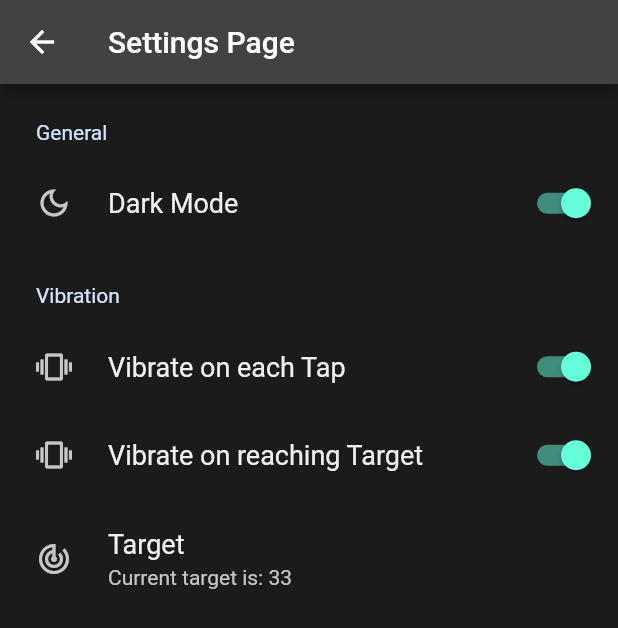
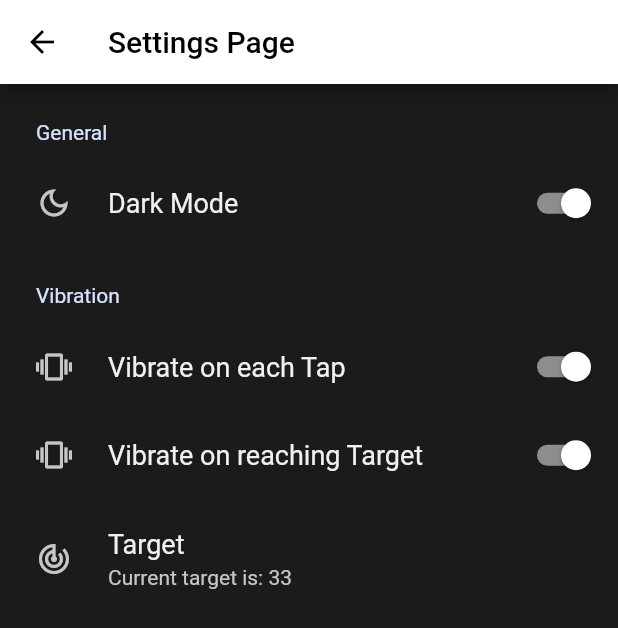
Before and after one commit to othman98shawgan/dhikr-counter, a Flutter app: the screen it shows after launch, after a tap on the "settings" icon, on a phone screen of 412 x 824 dp. Shown: the top 628 px of the screen. Run offline on Flutter 3.47's test engine with Material 2 defaults, Android fonts, the phone set to English and light mode, and no system bars; drawn by our look-alikes of settings_ui; our stand-ins replace shared_preferences; missing offline and left inert: flutter_vibrate.

Commit message:
update themes

```diff
--- a/lib/resources/colors.dart
+++ b/lib/resources/colors.dart
@@ -5,3 +5,5 @@
 const Color screenColor = Colors.white;
 const MaterialColor darkThemeSwatch = Colors.teal;
 const MaterialColor lightThemeSwatch = Colors.blueGrey;
+const Color counterDarkColor = Colors.black54;
+const Color counterLightColor = Colors.black54;
--- a/lib/services/theme_service.dart
+++ b/lib/services/theme_service.dart
@@ -11,20 +11,20 @@
     brightness: Brightness.dark,
     // backgroundColor: const Color(0xFF212121),
     // dividerColor: Colors.black12,
-    // focusColor: darkThemeSwatch,
-    // colorScheme: ColorScheme.fromSwatch(primarySwatch: darkThemeSwatch).copyWith(
-    //   secondary: Colors.white,
-    //   brightness: Brightness.dark,
-    // ),
+    focusColor: darkThemeSwatch,
+    colorScheme: ColorScheme.fromSwatch(primarySwatch: darkThemeSwatch).copyWith(
+      secondary: Colors.white,
+      brightness: Brightness.dark,
+    ),
   );
 
   final lightTheme = ThemeData(
     appBarTheme: const AppBarTheme(backgroundColor: appBarColor, foregroundColor: Colors.white),
     primaryColor: Colors.white,
     brightness: Brightness.light,
-    scaffoldBackgroundColor: backgroudColor,
-    dialogBackgroundColor: backgroudColor,
-    dividerColor: Colors.white54,
+    // scaffoldBackgroundColor: backgroudColor,
+    // dialogBackgroundColor: backgroudColor,
+    dividerColor: Colors.white,
     focusColor: lightThemeSwatch,
     colorScheme: ColorScheme.fromSwatch(primarySwatch: lightThemeSwatch).copyWith(
       secondary: Colors.black,
--- a/lib/ui/home.dart
+++ b/lib/ui/home.dart
@@ -1,3 +1,4 @@
+import 'package:dhikr_counter/services/theme_service.dart';
 import 'package:flutter/material.dart';
 import 'package:flutter/services.dart';
 import 'package:flutter_vibrate/flutter_vibrate.dart';
@@ -42,8 +43,8 @@
 
   @override
   Widget build(BuildContext context) {
-    return Consumer<DikhrNotifier>(
-      builder: (context, dikhr, _) => Scaffold(
+    return Consumer2<DikhrNotifier, ThemeNotifier>(
+      builder: (context, dikhr, theme, _) => Scaffold(
         appBar: AppBar(
           title: const Text('Counter'),
           actions: [
@@ -71,15 +72,15 @@
           }),
           child: Center(
             child: SizedBox(
-              height: MediaQuery.of(context).size.width * 0.6,
-              width: MediaQuery.of(context).size.width * 0.95,
+              height: MediaQuery.of(context).size.width * 0.5,
+              width: MediaQuery.of(context).size.width * 0.85,
               child: Container(
-                decoration: const BoxDecoration(
-                  borderRadius: BorderRadius.all(Radius.circular(50.0)),
-                  color: Colors.black54,
+                decoration:  BoxDecoration(
+                  borderRadius: const BorderRadius.all(Radius.circular(50.0)),
+                  color: theme.getTheme() == theme.darkTheme? Colors.black54:Color.fromARGB(120, 96, 125, 139),
                 ),
                 child: Center(
-                  child: Text('$_counter', style: Theme.of(context).textTheme.headline1),
+                  child: Text(_counter.toString().padLeft(4, '0'), style: Theme.of(context).textTheme.headline1),
                 ),
               ),
             ),
--- a/lib/ui/settings_page.dart
+++ b/lib/ui/settings_page.dart
@@ -25,7 +25,6 @@
             title: Text(widget.title),
           ),
           body: SettingsList(
-            lightTheme: const SettingsThemeData(settingsListBackground: backgroudColor),
             sections: [
               SettingsSection(
                 title: const Text('General'),
```
